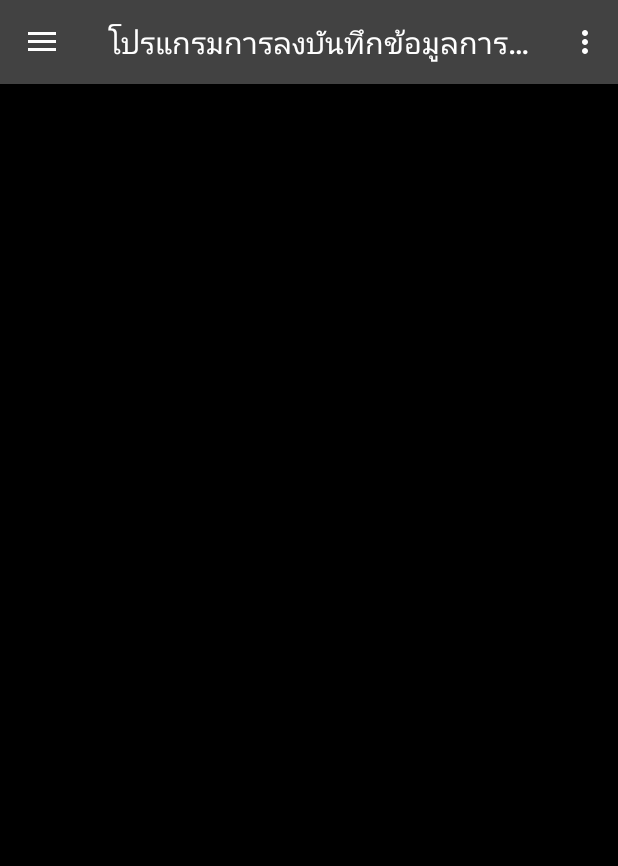
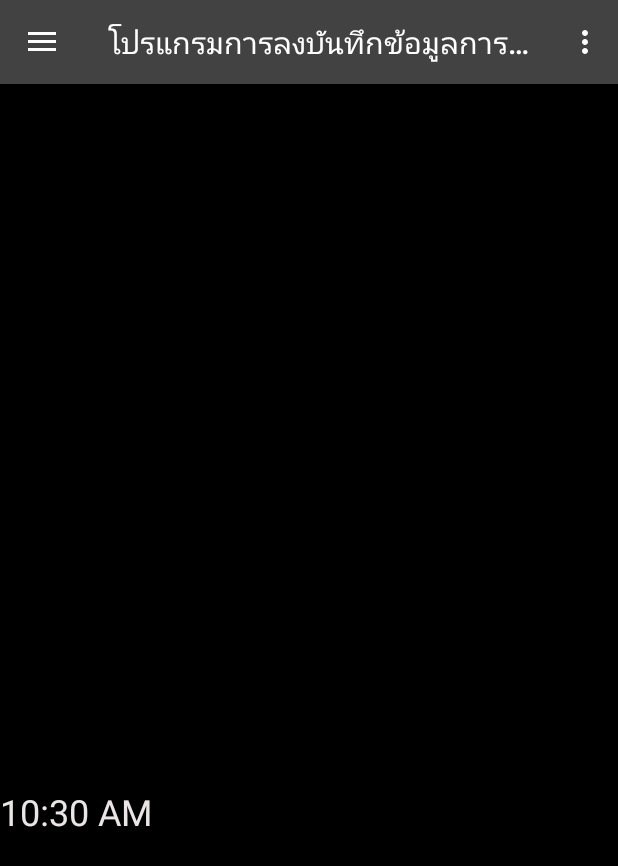
Before and after one commit to FeawBook/BarcodeProject, an Android app: the screen it shows after launch (MainActivity), on a phone screen of 412 x 824 dp. Shown: the top 866 px of the screen. Run offline under Robolectric (Android 15) with nearby library versions, the phone set to English and light mode, and no system bars; 5 statements that could not run were skipped.

```diff
--- a/app/src/main/res/layout-sw600dp/home_page_fragment.xml
+++ b/app/src/main/res/layout-sw600dp/home_page_fragment.xml
@@ -1,32 +1,34 @@
 <?xml version="1.0" encoding="utf-8"?>
 <LinearLayout xmlns:android="http://schemas.android.com/apk/res/android"
+    android:id="@+id/rootLayout"
     android:layout_width="match_parent"
     android:layout_height="match_parent"
-    android:id="@+id/rootLayout"
     android:background="@drawable/forrest"
     android:orientation="horizontal">
+
     <FrameLayout
+        android:id="@+id/fram_layout"
         android:layout_width="match_parent"
-        android:layout_height="match_parent"
-        android:id="@+id/fram_layout">
+        android:layout_height="match_parent">
 
 
         <ImageView
             android:id="@+id/testPic"
+            android:layout_width="wrap_content"
             android:layout_height="wrap_content"
-            android:layout_width="wrap_content"
-            android:src="@drawable/logo3"
-            android:layout_gravity="center"/>
+            android:layout_gravity="center"
+            android:src="@drawable/logo3" />
 
         <Button
             android:id="@+id/how_to"
+            android:layout_width="match_parent"
             android:layout_height="50dp"
-            android:layout_width="match_parent"
             android:layout_gravity="center|bottom"
             android:background="@drawable/myrect2"
             android:text="วิธีใช้งาน"
             android:textColor="#000"
-            android:visibility="invisible"/>
+            android:visibility="invisible" />
+
     </FrameLayout>
 
 </LinearLayout>
--- a/app/src/main/res/layout/home_page_fragment.xml
+++ b/app/src/main/res/layout/home_page_fragment.xml
@@ -11,4 +11,11 @@
         android:layout_height="wrap_content"
         android:layout_centerInParent="true"
         android:src="@drawable/logo3" />
+
+    <DigitalClock
+        android:layout_width="wrap_content"
+        android:layout_height="wrap_content"
+        android:layout_below="@+id/testPic"
+        android:textColor="#ece5e5"
+        android:textSize="24sp" />
 </RelativeLayout>
```
Also changed, not shown: app/src/main/res/drawable-hdpi/click_button.xml (added, +9 -0 lines), app/src/main/res/drawable-hdpi/dislike1.png (added), app/src/main/res/drawable-hdpi/dislike_circle.jpg (added).
